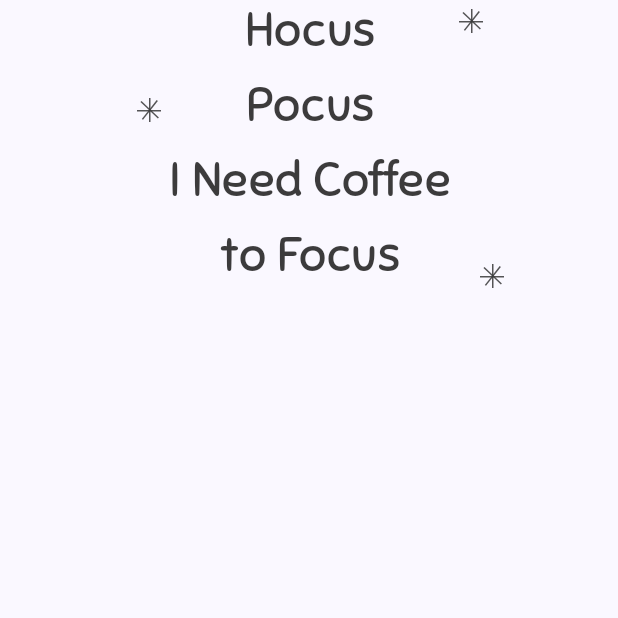
After one commit to nourelhodaahmed/Caffeine, an Android app built with Jetpack Compose: the composable Content shown on its own in the app's theme, on a phone screen of 412 x 824 dp, the top half of it. The commit adds this screen. Run offline under Robolectric (Android 15) with nearby library versions, the phone set to English and light mode, and no system bars.

Commit message:
feat: implement home screen content

```diff
--- a/app/src/main/java/com/android/caffeine/Screen/Home/Home.kt
+++ b/app/src/main/java/com/android/caffeine/Screen/Home/Home.kt
@@ -1 +1,27 @@
 package com.android.caffeine.Screen.Home
+
+import androidx.compose.foundation.layout.Column
+import androidx.compose.foundation.layout.fillMaxSize
+import androidx.compose.foundation.layout.padding
+import androidx.compose.runtime.Composable
+import androidx.compose.ui.Modifier
+import androidx.compose.ui.tooling.preview.Preview
+import androidx.compose.ui.unit.dp
+import com.android.caffeine.Screen.Home.composable.Content
+import com.android.caffeine.Screen.Home.composable.TopAppBar
+
+@Composable
+fun Home() {
+    Column (
+        modifier = Modifier.fillMaxSize()
+    ){
+        TopAppBar()
+        Content(modifier = Modifier.padding(top = 24.dp))
+    }
+}
+
+@Preview
+@Composable
+private fun HomePreview() {
+    Home()
+}
--- /dev/null
+++ b/app/src/main/java/com/android/caffeine/Screen/Home/composable/Content.kt
@@ -0,0 +1,83 @@
+package com.android.caffeine.Screen.Home.composable
+
+import androidx.compose.foundation.layout.Box
+import androidx.compose.foundation.layout.fillMaxWidth
+import androidx.compose.foundation.layout.padding
+import androidx.compose.foundation.layout.size
+import androidx.compose.material3.Icon
+import androidx.compose.material3.Text
+import androidx.compose.runtime.Composable
+import androidx.compose.ui.Alignment
+import androidx.compose.ui.Modifier
+import androidx.compose.ui.res.painterResource
+import androidx.compose.ui.text.TextStyle
+import androidx.compose.ui.text.font.FontWeight
+import androidx.compose.ui.text.style.TextAlign
+import androidx.compose.ui.tooling.preview.Preview
+import androidx.compose.ui.unit.dp
+import androidx.compose.ui.unit.sp
+import com.android.caffeine.ui.theme.HomeContent
+import com.android.caffeine.ui.theme.Sniglet
+import com.android.caffeine.R
+
+@Composable
+fun Content(
+    modifier: Modifier = Modifier,
+    showStars: Boolean = true,
+){
+    Box(modifier = modifier.fillMaxWidth()){
+        Text(
+            text = "Hocus\n" +
+                    "Pocus\n" +
+                    "I Need Coffee\n" +
+                    "to Focus",
+            style = TextStyle(
+                fontFamily = Sniglet,
+                fontWeight = FontWeight.Normal,
+                fontSize = 32.sp,
+                textAlign = TextAlign.Center,
+                letterSpacing = 0.25.sp,
+                lineHeight = 50.sp
+                ),
+            color = HomeContent,
+            modifier = Modifier.align(Alignment.Center).padding(bottom = 2.dp)
+        )
+
+        if (showStars)
+        {
+            Icon(
+                painter = painterResource(R.drawable.star),
+                contentDescription = "",
+                tint = HomeContent,
+                modifier = Modifier
+                    .padding(top = 6.dp, end = 90.dp)
+                    .size(16.dp)
+                    .align(Alignment.TopEnd)
+            )
+            Icon(
+                painter = painterResource(R.drawable.star),
+                contentDescription = "",
+                tint = HomeContent,
+                modifier = Modifier
+                    .padding(top = 6.dp, end = 76.dp)
+                    .size(16.dp)
+                    .align(Alignment.BottomEnd)
+            )
+            Icon(
+                painter = painterResource(R.drawable.star),
+                contentDescription = "",
+                tint = HomeContent,
+                modifier = Modifier
+                    .padding(top = 65.dp, start = 91.dp)
+                    .size(16.dp)
+                    .align(Alignment.TopStart)
+            )
+        }
+    }
+}
+
+@Preview(widthDp = 360)
+@Composable
+private fun ContentPreview(){
+    Content()
+}
--- a/app/src/main/java/com/android/caffeine/Screen/Home/composable/TopAppBar.kt
+++ b/app/src/main/java/com/android/caffeine/Screen/Home/composable/TopAppBar.kt
@@ -30,7 +30,7 @@ fun TopAppBar(){
             modifier = Modifier.size(48.dp).clip(CircleShape)
         ){
             Image(
-                painter = painterResource(R.drawable.ic_launcher_background),
+                painter = painterResource(R.drawable.profile_img),
                 contentDescription = null,
                 modifier = Modifier.size(48.dp)
             )
--- a/app/src/main/java/com/android/caffeine/ui/theme/Color.kt
+++ b/app/src/main/java/com/android/caffeine/ui/theme/Color.kt
@@ -11,3 +11,4 @@ val PurpleGrey40 = Color(0xFF625b71)
 val Pink40 = Color(0xFF7D5260)
 
 val TopBarButtonBackground = Color(0xFFF5F5F5)
+val HomeContent = Color(0xDE1F1F1F)
--- /dev/null
+++ b/app/src/main/java/com/android/caffeine/ui/theme/Font.kt
@@ -0,0 +1,11 @@
+package com.android.caffeine.ui.theme
+
+import androidx.compose.ui.text.font.Font
+import androidx.compose.ui.text.font.FontFamily
+import androidx.compose.ui.text.font.FontWeight
+import com.android.caffeine.R
+
+val Sniglet = FontFamily(
+    Font(R.font.sniglet_regular, FontWeight.Normal),
+    Font(R.font.sniglet_extrabold, FontWeight.ExtraBold),
+    )
--- /dev/null
+++ b/app/src/main/res/drawable/star.xml
@@ -0,0 +1,30 @@
+<vector xmlns:android="http://schemas.android.com/apk/res/android"
+    android:width="16dp"
+    android:height="16dp"
+    android:viewportWidth="16"
+    android:viewportHeight="16">
+  <path
+      android:strokeWidth="1"
+      android:pathData="M8.501,0L8.501,16"
+      android:strokeAlpha="0.87"
+      android:fillColor="#00000000"
+      android:strokeColor="#1F1F1F"/>
+  <path
+      android:strokeWidth="1"
+      android:pathData="M0,8.5L16,8.5"
+      android:strokeAlpha="0.87"
+      android:fillColor="#00000000"
+      android:strokeColor="#1F1F1F"/>
+  <path
+      android:strokeWidth="1"
+      android:pathData="M3.608,14.254L13.516,1.691"
+      android:strokeAlpha="0.87"
+      android:fillColor="#00000000"
+      android:strokeColor="#1F1F1F"/>
+  <path
+      android:strokeWidth="1"
+      android:pathData="M14.257,13.382L2.656,2.363"
+      android:strokeAlpha="0.87"
+      android:fillColor="#00000000"
+      android:strokeColor="#1F1F1F"/>
+</vector>
```
Also changed, not shown: app/src/main/res/drawable/profile_img.png (added), app/src/main/res/font/sniglet_extrabold.ttf (added), app/src/main/res/font/sniglet_regular.ttf (added).
